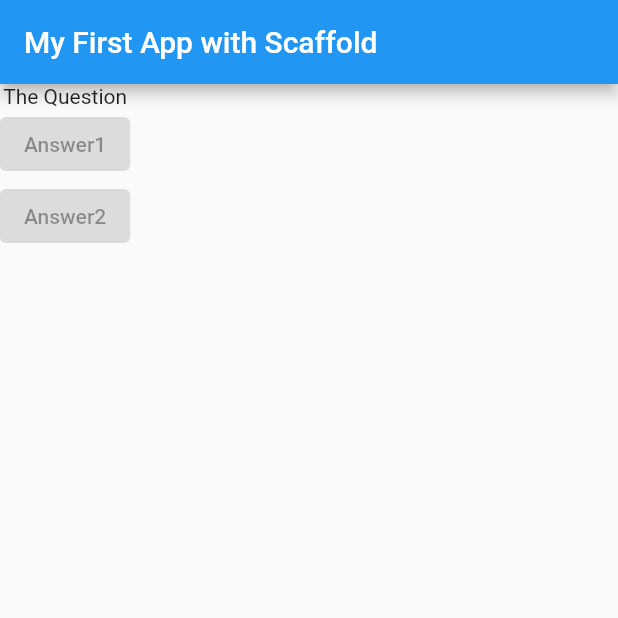
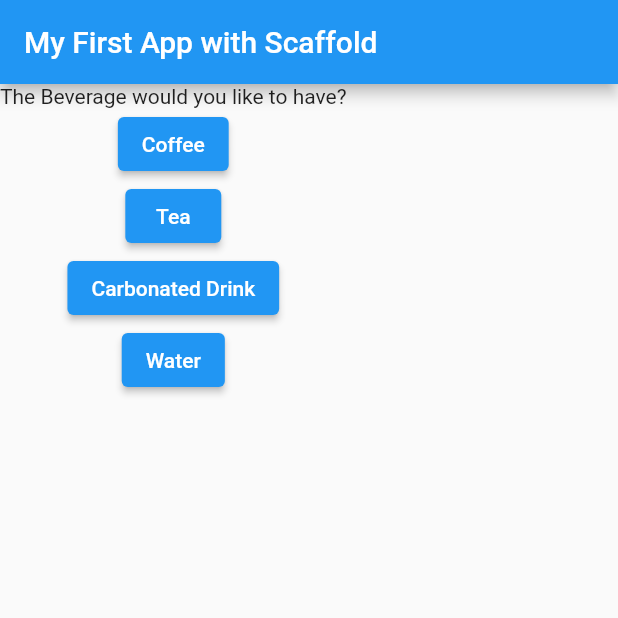
Before and after one commit to kali-dass/flutter_my_app_v2, a Flutter app: the screen it shows after launch, on a phone screen of 412 x 824 dp, the top half of it. Run offline on Flutter 3.47's test engine with Material 2 defaults, Android fonts, the phone set to English and light mode, and no system bars.

Commit message:
Add function and pass function to OnPressed

```diff
--- a/lib/main.dart
+++ b/lib/main.dart
@@ -7,6 +7,10 @@ import 'package:flutter/material.dart';
 void main() => runApp(MyApp());
 
 class MyApp extends StatelessWidget {
+  void answerToQuestions() {
+    print('Answer Choosen');
+  }
+
   @override
   Widget build(BuildContext context) {
     return MaterialApp(
@@ -16,9 +20,12 @@ class MyApp extends StatelessWidget {
         ),
         body: Column(
           children: [
-            Text('The Question'),
-            ElevatedButton(onPressed: null, child: Text('Answer1')),
-            ElevatedButton(onPressed: null, child: Text('Answer2')),
+            Text('The Beverage would you like to have?'),
+            ElevatedButton(onPressed: answerToQuestions, child: Text('Coffee')),
+            ElevatedButton(onPressed: answerToQuestions, child: Text('Tea')),
+            ElevatedButton(
+                onPressed: answerToQuestions, child: Text('Carbonated Drink')),
+            ElevatedButton(onPressed: answerToQuestions, child: Text('Water')),
           ],
         ),
       ),
```
